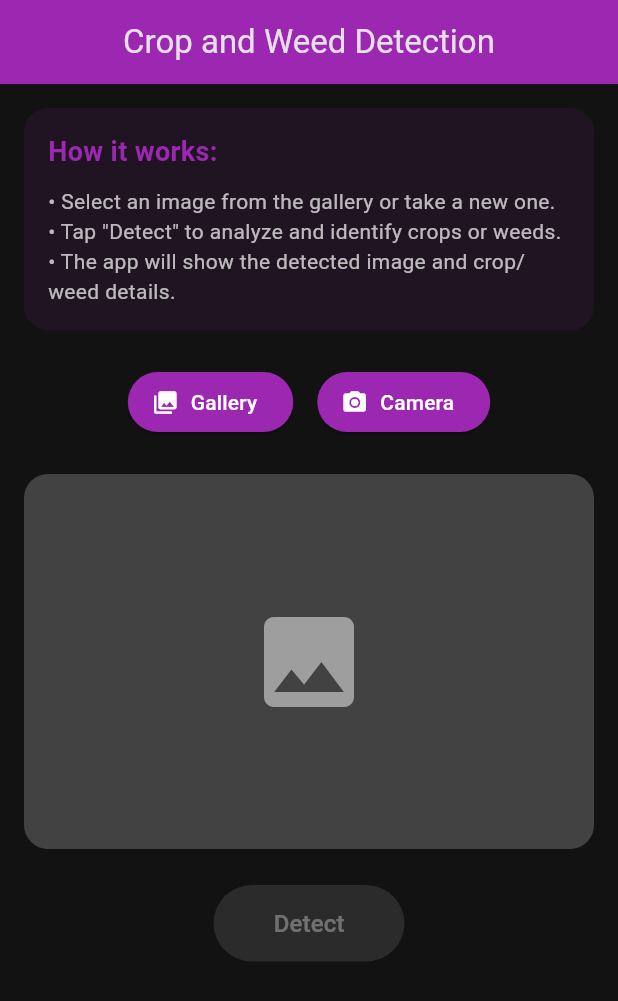
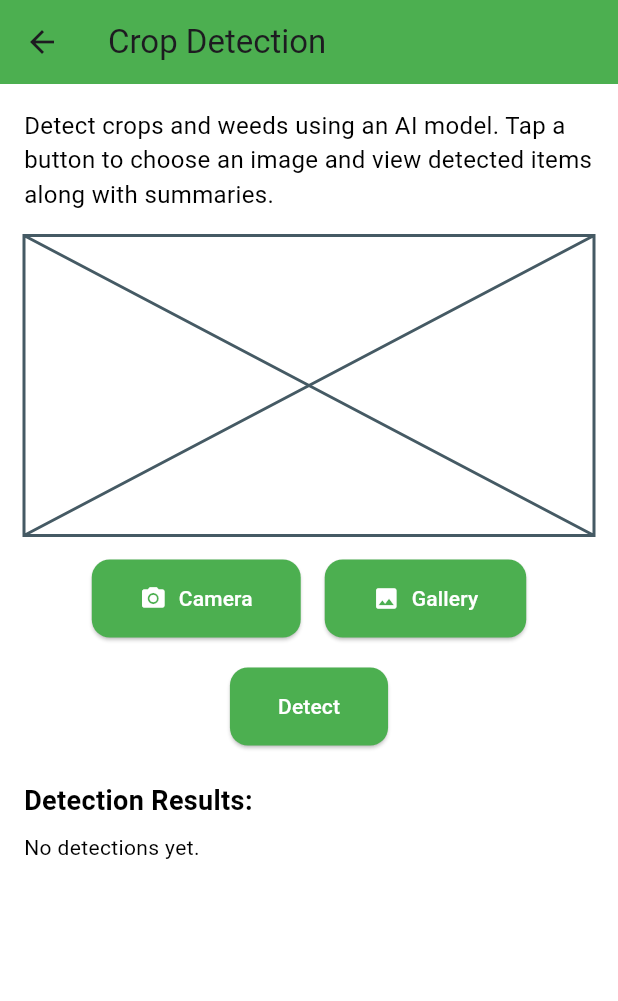
Before and after one commit to Chinmay-2003/Agrovision---Smart-solution-for-Modern-Farming, a Flutter app: the HomePage screen opened directly with empty values, after a tap on "Crop & Weed Detection", on a phone screen of 412 x 824 dp. Shown: the top 1001 px of the screen. Run offline on Flutter 3.47's test engine with Material 3 defaults, Android fonts, the phone set to English and light mode, and no system bars; our stand-ins replace flutter_carousel_widget, flutter_local_notifications, flutter_svg, geolocator, google_fonts, image_picker and 1 more; missing offline and left inert: tflite_flutter.

Commit message:
new commits till the crop detection flask half generation

```diff
--- /dev/null
+++ b/lib/screens/crop_detection.dart
@@ -0,0 +1,135 @@
+import 'dart:convert';
+import 'dart:io';
+import 'package:flutter/material.dart';
+import 'package:image_picker/image_picker.dart';
+import 'package:http/http.dart' as http;
+
+class CropDetectionPage extends StatefulWidget {
+  const CropDetectionPage({Key? key}) : super(key: key);
+
+  @override
+  State<CropDetectionPage> createState() => _CropDetectionPageState();
+}
+
+class _CropDetectionPageState extends State<CropDetectionPage> {
+  File? _image;
+  List<dynamic> _detections = [];
+  bool _isLoading = false;
+
+  final String apiUrl = "http://<YOUR-IP>:5000/predict"; // or Render/Ngrok URL
+
+  Future<void> _pickImage(ImageSource source) async {
+    final picker = ImagePicker();
+    final pickedFile = await picker.pickImage(source: source, imageQuality: 80);
+    if (pickedFile != null) {
+      setState(() {
+        _image = File(pickedFile.path);
+        _detections = [];
+      });
+    }
+  }
+
+  Future<void> _detectImage() async {
+    if (_image == null) return;
+
+    setState(() => _isLoading = true);
+
+    final request = http.MultipartRequest('POST', Uri.parse(apiUrl));
+    request.files.add(await http.MultipartFile.fromPath('image', _image!.path));
+
+    final response = await request.send();
+    final resBody = await response.stream.bytesToString();
+
+    if (response.statusCode == 200) {
+      setState(() {
+        _detections = json.decode(resBody);
+        _isLoading = false;
+      });
+    } else {
+      setState(() => _isLoading = false);
+      ScaffoldMessenger.of(context).showSnackBar(
+        SnackBar(content: Text("Detection failed")),
+      );
+    }
+  }
+
+  Widget _buildDetectionList() {
+    if (_detections.isEmpty) return const Text("No detections yet.");
+    return ListView.builder(
+      shrinkWrap: true,
+      itemCount: _detections.length,
+      itemBuilder: (context, index) {
+        final det = _detections[index];
+        return Card(
+          margin: const EdgeInsets.symmetric(vertical: 8),
+          child: ListTile(
+            leading: const Icon(Icons.eco),
+            title: Text(det['class_name']),
+            subtitle: Column(
+              crossAxisAlignment: CrossAxisAlignment.start,
+              children: [
+                Text("Confidence: ${(det['confidence'] * 100).toStringAsFixed(2)}%"),
+                Text("Info: ${det['description']}"),
+              ],
+            ),
+          ),
+        );
+      },
+    );
+  }
+
+  @override
+  Widget build(BuildContext context) {
+    return Scaffold(
+      appBar: AppBar(
+        title: const Text("Crop Detection"),
+      ),
+      body: SingleChildScrollView(
+        padding: const EdgeInsets.all(16),
+        child: Column(
+          crossAxisAlignment: CrossAxisAlignment.start,
+          children: [
+            const Text(
+              "Detect crops and weeds using an AI model. Tap a button to choose an image and view detected items along with summaries.",
+              style: TextStyle(fontSize: 16),
+            ),
+            const SizedBox(height: 16),
+            _image != null
+                ? Image.file(_image!, height: 250)
+                : const Placeholder(fallbackHeight: 200),
+            const SizedBox(height: 16),
+            Row(
+              mainAxisAlignment: MainAxisAlignment.center,
+              children: [
+                ElevatedButton.icon(
+                  onPressed: () => _pickImage(ImageSource.camera),
+                  icon: const Icon(Icons.camera_alt),
+                  label: const Text("Camera"),
+                ),
+                const SizedBox(width: 16),
+                ElevatedButton.icon(
+                  onPressed: () => _pickImage(ImageSource.gallery),
+                  icon: const Icon(Icons.photo),
+                  label: const Text("Gallery"),
+                ),
+              ],
+            ),
+            const SizedBox(height: 20),
+            Center(
+              child: ElevatedButton(
+                onPressed: _isLoading ? null : _detectImage,
+                child: _isLoading
+                    ? const CircularProgressIndicator()
+                    : const Text("Detect"),
+              ),
+            ),
+            const SizedBox(height: 24),
+            const Text("Detection Results:", style: TextStyle(fontSize: 18, fontWeight: FontWeight.bold)),
+            const SizedBox(height: 8),
+            _buildDetectionList(),
+          ],
+        ),
+      ),
+    );
+  }
+}
--- a/lib/screens/crop_weed_detection.dart
+++ /dev/null
@@ -1,225 +0,0 @@
-import 'dart:io';
-import 'package:flutter/material.dart';
-import 'package:image_picker/image_picker.dart';
-
-void main() {
-  runApp(const CropWeedDetectionApp());
-}
-
-class CropWeedDetectionApp extends StatelessWidget {
-  const CropWeedDetectionApp({super.key});
-
-  @override
-  Widget build(BuildContext context) {
-    return MaterialApp(
-      theme: ThemeData.dark().copyWith(
-        scaffoldBackgroundColor: const Color(0xFF121212),
-        appBarTheme: const AppBarTheme(
-          backgroundColor: Colors.purple,
-          centerTitle: true,
-        ),
-        elevatedButtonTheme: ElevatedButtonThemeData(
-          style: ElevatedButton.styleFrom(
-            backgroundColor: Colors.purple,
-            foregroundColor: Colors.white,
-          ),
-        ),
-      ),
-      debugShowCheckedModeBanner: false,
-      home: const CropWeedDetectionScreen(),
-    );
-  }
-}
-
-class CropWeedDetectionScreen extends StatefulWidget {
-  const CropWeedDetectionScreen({super.key});
-
-  @override
-  State<CropWeedDetectionScreen> createState() =>
-      _CropWeedDetectionScreenState();
-}
-
-class _CropWeedDetectionScreenState extends State<CropWeedDetectionScreen> {
-  File? _image;
-  bool _isDetected = false;
-
-  Future<void> _pickImage(ImageSource source) async {
-    final pickedFile = await ImagePicker().pickImage(source: source);
-
-    if (pickedFile != null) {
-      setState(() {
-        _image = File(pickedFile.path);
-        _isDetected = false;
-      });
-    }
-  }
-
-  void _detectImage() {
-    setState(() {
-      _isDetected = true;
-    });
-  }
-
-  @override
-  Widget build(BuildContext context) {
-    return Scaffold(
-      appBar: AppBar(
-        title: const Text('Crop and Weed Detection'),
-      ),
-      body: SingleChildScrollView(
-        padding: const EdgeInsets.all(16.0),
-        child: Column(
-          children: [
-            // Instruction Box
-            Container(
-              padding: const EdgeInsets.all(16),
-              decoration: BoxDecoration(
-                color: Colors.purple.withOpacity(0.1),
-                borderRadius: BorderRadius.circular(16),
-              ),
-              child: Column(
-                crossAxisAlignment: CrossAxisAlignment.start,
-                children: const [
-                  Text(
-                    'How it works:',
-                    style: TextStyle(
-                      fontSize: 18,
-                      fontWeight: FontWeight.bold,
-                      color: Colors.purple,
-                    ),
-                  ),
-                  SizedBox(height: 10),
-                  Text(
-                    '• Select an image from the gallery or take a new one.',
-                    style: TextStyle(fontSize: 14, color: Colors.white70),
-                  ),
-                  Text(
-                    '• Tap "Detect" to analyze and identify crops or weeds.',
-                    style: TextStyle(fontSize: 14, color: Colors.white70),
-                  ),
-                  Text(
-                    '• The app will show the detected image and crop/weed details.',
-                    style: TextStyle(fontSize: 14, color: Colors.white70),
-                  ),
-                ],
-              ),
-            ),
-
-            const SizedBox(height: 24),
-
-            // Image Picker Buttons
-            Row(
-              mainAxisAlignment: MainAxisAlignment.center,
-              children: [
-                ElevatedButton.icon(
-                  onPressed: () => _pickImage(ImageSource.gallery),
-                  icon: const Icon(Icons.photo_library),
-                  label: const Text('Gallery'),
-                ),
-                const SizedBox(width: 16),
-                ElevatedButton.icon(
-                  onPressed: () => _pickImage(ImageSource.camera),
-                  icon: const Icon(Icons.camera_alt),
-                  label: const Text('Camera'),
-                ),
-              ],
-            ),
-
-            const SizedBox(height: 24),
-
-            // Image Display
-            Container(
-              height: 250,
-              width: double.infinity,
-              decoration: BoxDecoration(
-                color: Colors.grey[800],
-                borderRadius: BorderRadius.circular(16),
-              ),
-              child: ClipRRect(
-                borderRadius: BorderRadius.circular(16),
-                child: _isDetected
-                    ? Image.asset(
-                        'assets/xyz.jpg',
-                        fit: BoxFit.cover,
-                      )
-                    : _image != null
-                        ? Image.file(
-                            _image!,
-                            fit: BoxFit.cover,
-                          )
-                        : const Center(
-                            child: Icon(
-                              Icons.image,
-                              size: 80,
-                              color: Colors.grey,
-                            ),
-                          ),
-              ),
-            ),
-
-            const SizedBox(height: 24),
-
-            // Detect Button
-            ElevatedButton(
-              onPressed: _image != null ? _detectImage : null,
-              style: ElevatedButton.styleFrom(
-                padding: const EdgeInsets.symmetric(
-                  vertical: 14,
-                  horizontal: 40,
-                ),
-              ),
-              child: const Text(
-                'Detect',
-                style: TextStyle(fontSize: 16),
-              ),
-            ),
-                        const SizedBox(height: 24),
-
-            // Result Text (shown only after detection)
-            if (_isDetected)
-              Container(
-                width: double.infinity,
-                padding: const EdgeInsets.all(16),
-                decoration: BoxDecoration(
-                  color: Colors.grey[900],
-                  borderRadius: BorderRadius.circular(16),
-                  border: Border.all(color: Colors.purple, width: 1),
-                ),
-                child: Column(
-                  crossAxisAlignment: CrossAxisAlignment.start,
-                  children: const [
-                    Text(
-                      'Detection Summary',
-                      style: TextStyle(
-                        fontSize: 18,
-                        fontWeight: FontWeight.bold,
-                        color: Colors.purpleAccent,
-                      ),
-                    ),
-                    SizedBox(height: 12),
-                    Text(
-                      'Crop:',
-                      style: TextStyle(fontSize: 16, color: Colors.white),
-                    ),
-                    Text(
-                      '  • Sugarbeet : 6',
-                      style: TextStyle(fontSize: 14, color: Colors.white70),
-                    ),
-                    SizedBox(height: 8),
-                    Text(
-                      'Weed:',
-                      style: TextStyle(fontSize: 16, color: Colors.white),
-                    ),
-                    Text(
-                      '  • Total Weeds : 2',
-                      style: TextStyle(fontSize: 14, color: Colors.white70),
-                    ),
-                  ],
-                ),
-              ),
-          ],
-        ),
-      ),
-    );
-  }
-}
--- a/lib/screens/home_page.dart
+++ b/lib/screens/home_page.dart
@@ -8,7 +8,8 @@
   import 'profile_page.dart';
   import '../widgets/custom_app_bar.dart';
   import '../widgets/custom_footer.dart';
-  import 'crop_weed_detection.dart';
+  import 'crop_detection.dart';
+  //import 'crop_weed_detection.dart';
   import 'dart:convert';
   import 'package:http/http.dart' as http;
   import 'package:geolocator/geolocator.dart';
@@ -490,7 +491,8 @@
                       .map((entry) {
                     final icons = [Icons.camera_alt, Icons.grass, Icons.science, Icons.policy, Icons.eco];
                     final routes = [
-                      const CropWeedDetectionApp(),
+                      //DetectionScreen(),
+                      const CropDetectionPage(),
                       const CropRecommendation(),
                       const FertilizersPesticides(),
                       const GovernmentSchemes(),
```
Also changed, not shown: assets/labels.txt (added, +24 -0 lines), lib/main.dart (+9 -9 lines), lib/services/tflite_service.dart (added, +168 -0 lines), pubspec.yaml (+20 -12 lines), pubspec.lock, 14 other files.
